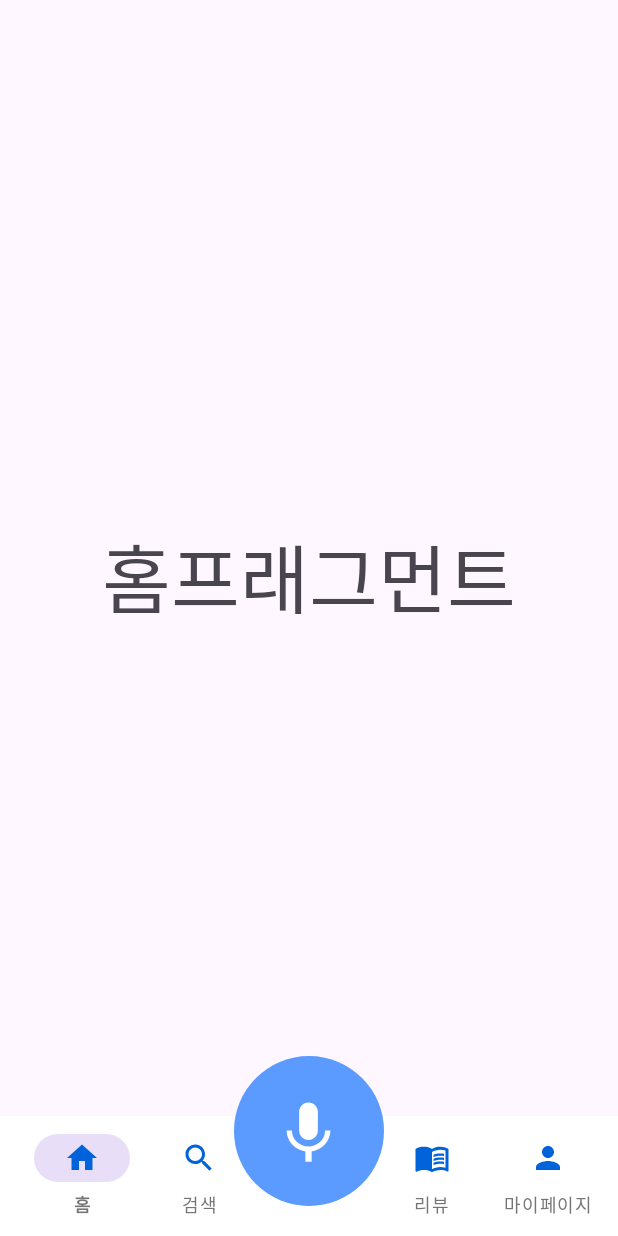
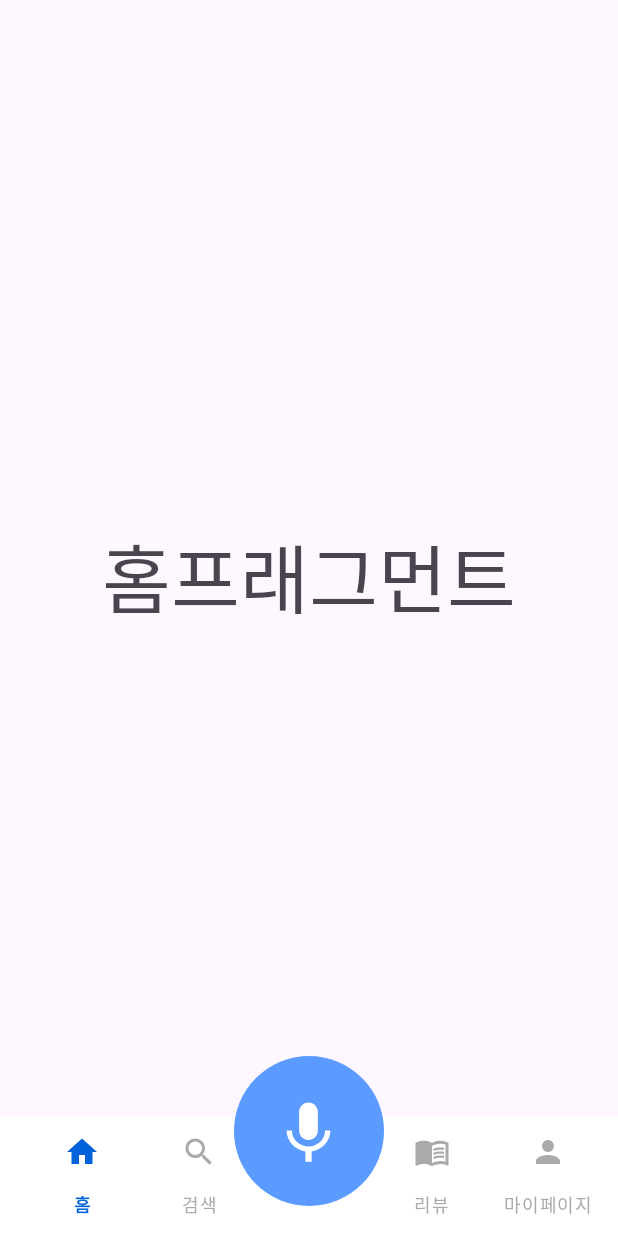
Before and after one commit to O-GAMJA/Tokkit_Frontend, an Android app: the screen it shows after launch (MainActivity), on a phone screen of 412 x 824 dp. Run offline under Robolectric (Android 15) with nearby library versions, the phone set to English and light mode, and no system bars.

Commit message:
:art: : 바텀네비게이션 색상적용

```diff
--- /dev/null
+++ b/app/src/main/res/color/bottom_nav_item_color.xml
@@ -0,0 +1,5 @@
+<?xml version="1.0" encoding="utf-8"?>
+<selector xmlns:android="http://schemas.android.com/apk/res/android">
+    <item android:color="@color/bottom_nav_selected" android:state_checked="true" />
+    <item android:color="@android:color/darker_gray" />
+</selector>
--- a/app/src/main/res/layout/activity_main.xml
+++ b/app/src/main/res/layout/activity_main.xml
@@ -32,8 +32,12 @@
             android:layout_height="match_parent"
             android:background="@android:color/transparent"
             app:labelVisibilityMode="labeled"
-            app:itemIconTint="@color/nav_item_color"
-            app:itemTextColor="@color/nav_text_color"
+            app:itemIconTint="@color/bottom_nav_item_color"
+            app:itemTextColor="@color/bottom_nav_item_color"
+            app:itemRippleColor="@android:color/transparent"
+            app:itemBackground="@android:color/transparent"
+            app:itemActiveIndicatorStyle="@null"
+            style="@style/BottomNavigation"
             app:menu="@menu/menu_bottom_nav" />
 
     </com.google.android.material.bottomappbar.BottomAppBar>
--- a/app/src/main/res/values/colors.xml
+++ b/app/src/main/res/values/colors.xml
@@ -3,6 +3,7 @@
     <color name="black">#FF000000</color>
     <color name="white">#FFFFFFFF</color>
     <color name="nav_item_color">#0163DA</color>
+    <color name="bottom_nav_selected">#0163DA</color>
     <color name="nav_text_color">#757575</color>
     <color name="boxColor">#DEF3FD</color>
 </resources>
--- a/app/src/main/res/values/styles.xml
+++ b/app/src/main/res/values/styles.xml
@@ -5,4 +5,9 @@
         <item name="cornerFamily">rounded</item>
         <item name="cornerSize">50%</item>
     </style>
+    <style name="BottomNavigation">
+        <item name="android:background">@android:color/transparent</item>
+        <item name="itemRippleColor">@android:color/transparent</item>
+        <item name="itemBackground">@android:color/transparent</item>
+    </style>
 </resources>
```
